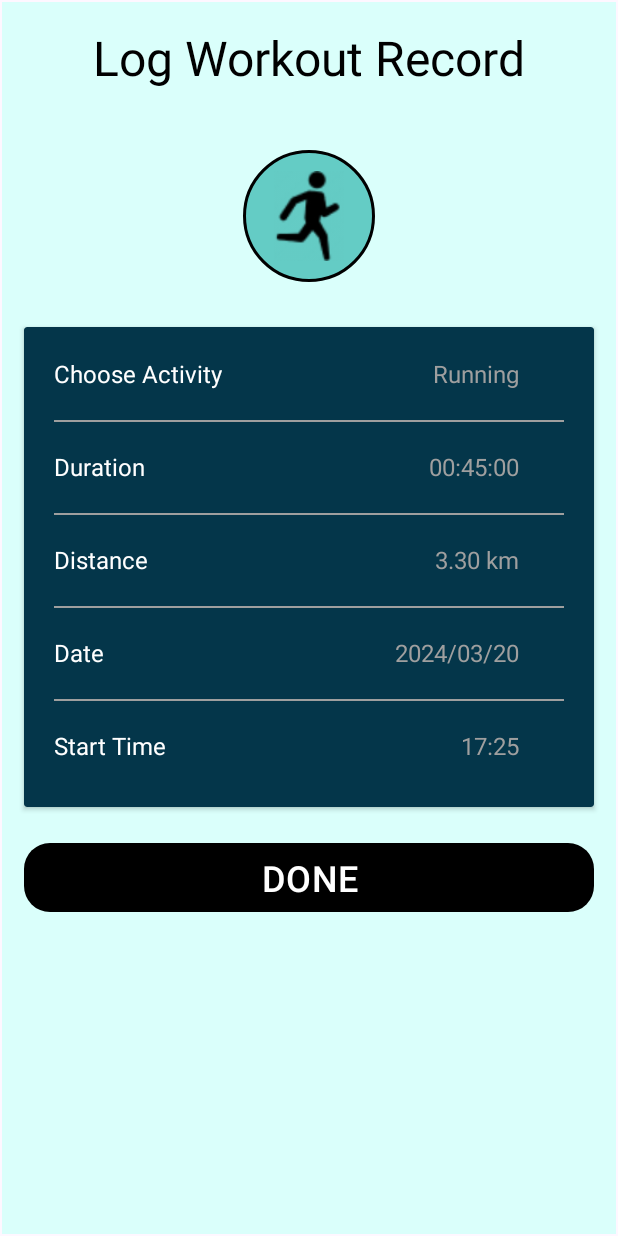
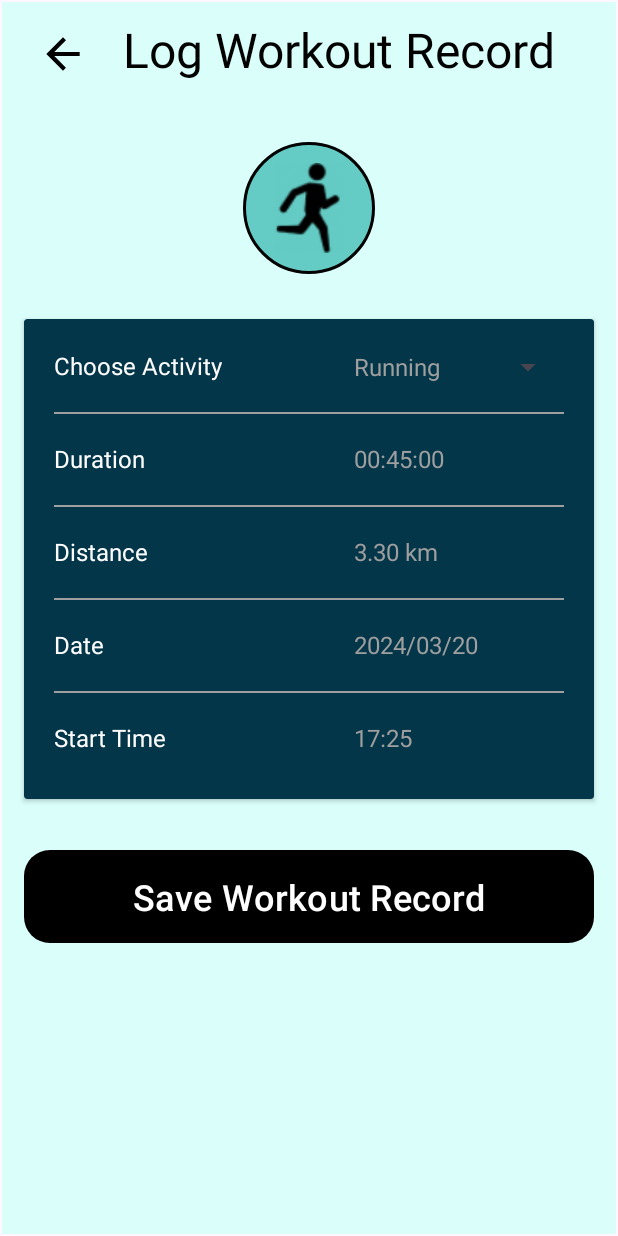
Before and after one commit to yii-meow/health-compass, an Android app: the log_workout_record screen opened through its navigation route, on a phone screen of 412 x 824 dp. Run offline under Robolectric (Android 15) with nearby library versions, the phone set to English and light mode, and no system bars; our stand-ins replace Firebase (no records; nobody signed in at launch, a user with empty details on screens opened directly).

Commit message:
log workout record

```diff
--- a/app/src/main/java/com/example/healthcompass/log_workout_record.kt
+++ b/app/src/main/java/com/example/healthcompass/log_workout_record.kt
@@ -5,12 +5,35 @@ import androidx.fragment.app.Fragment
 import android.view.LayoutInflater
 import android.view.View
 import android.view.ViewGroup
+import android.widget.ArrayAdapter
+import android.widget.Button
+import android.widget.Spinner
+import androidx.navigation.fragment.findNavController
+
 class log_workout_record : Fragment() {
     override fun onCreateView(
         inflater: LayoutInflater, container: ViewGroup?,
         savedInstanceState: Bundle?
     ): View? {
         // Inflate the layout for this fragment
-        return inflater.inflate(R.layout.fragment_log_workout_record, container, false)
+        val view = inflater.inflate(R.layout.fragment_log_workout_record, container, false)
+
+        val fitnessActivitiesSpinner = view.findViewById<Spinner>(R.id.spinnerFitnessActivities)
+
+        val adapter = ArrayAdapter.createFromResource(
+            requireContext(),
+            R.array.fitnessActivities,
+            R.layout.custom_spinner_item
+        )
+
+        adapter.setDropDownViewResource(android.R.layout.simple_spinner_item)
+
+        fitnessActivitiesSpinner.adapter = adapter
+
+        view.findViewById<Button>(R.id.btnBack).setOnClickListener {
+            findNavController().popBackStack()
+        }
+
+        return view
     }
 }
--- a/app/src/main/res/layout/custom_spinner_item.xml
+++ b/app/src/main/res/layout/custom_spinner_item.xml
@@ -1,9 +1,8 @@
 <?xml version="1.0" encoding="utf-8"?>
-<TextView
-    xmlns:android="http://schemas.android.com/apk/res/android"
+<TextView xmlns:android="http://schemas.android.com/apk/res/android"
     android:layout_width="match_parent"
     android:layout_height="wrap_content"
-    android:textSize="20sp"
-    android:gravity="left"
-    android:textColor="#FF0000"
-    android:padding="5dip" />
+    android:layout_gravity="right"
+    android:textColor="#9F9F9F"
+    android:textSize="16dp"
+    android:gravity="end"/>
--- a/app/src/main/res/layout/fragment_log_workout_record.xml
+++ b/app/src/main/res/layout/fragment_log_workout_record.xml
@@ -7,11 +7,25 @@
     android:background="#DAFFFB"
     tools:context=".log_workout_record">
 
+    <com.google.android.material.button.MaterialButton
+        android:id="@+id/btnBack"
+        android:layout_width="wrap_content"
+        android:layout_height="wrap_content"
+        android:layout_marginTop="8dp"
+        android:backgroundTint="#DAFFFB"
+        android:gravity="center_horizontal"
+        app:icon="@drawable/baseline_arrow_back_24"
+        app:iconSize="33dp"
+        app:iconTint="@color/black"
+        app:layout_constraintLeft_toLeftOf="parent"
+        app:layout_constraintTop_toTopOf="parent" />
+
     <TextView
         android:id="@+id/lblLogWorkoutRecord"
         android:layout_width="wrap_content"
         android:layout_height="wrap_content"
-        android:layout_marginTop="15dp"
+        android:layout_marginLeft="40dp"
+        android:layout_marginTop="10dp"
         android:text="Log Workout Record"
         android:textColor="@color/black"
         android:textSize="32dp"
@@ -62,13 +76,11 @@
                 app:layout_constraintLeft_toLeftOf="parent"
                 app:layout_constraintTop_toTopOf="parent" />
 
-            <TextView
-                android:id="@+id/tvActivity"
+            <Spinner
+                android:id="@+id/spinnerFitnessActivities"
                 android:layout_width="wrap_content"
                 android:layout_height="wrap_content"
-                android:layout_marginRight="30dp"
-                android:text="Running"
-                android:textColor="#9F9F9F"
+                android:text="Choose activity..."
                 android:textSize="16dp"
                 app:layout_constraintBaseline_toBaselineOf="@id/lblChooseActivity"
                 app:layout_constraintRight_toRightOf="parent" />
@@ -97,12 +109,11 @@
                 android:id="@+id/tvDuration"
                 android:layout_width="wrap_content"
                 android:layout_height="wrap_content"
-                android:layout_marginRight="30dp"
                 android:text="00:45:00"
                 android:textColor="#9F9F9F"
                 android:textSize="16dp"
                 app:layout_constraintBaseline_toBaselineOf="@id/lblDuration"
-                app:layout_constraintRight_toRightOf="parent" />
+                app:layout_constraintLeft_toLeftOf="@id/spinnerFitnessActivities" />
 
             <View
                 android:id="@+id/hr2"
@@ -128,12 +139,11 @@
                 android:id="@+id/tvDistance"
                 android:layout_width="wrap_content"
                 android:layout_height="wrap_content"
-                android:layout_marginRight="30dp"
                 android:text="3.30 km"
                 android:textColor="#9F9F9F"
                 android:textSize="16dp"
                 app:layout_constraintBaseline_toBaselineOf="@id/lblDistance"
-                app:layout_constraintRight_toRightOf="parent" />
+                app:layout_constraintLeft_toLeftOf="@id/spinnerFitnessActivities" />
 
             <View
                 android:id="@+id/hr3"
@@ -159,12 +169,11 @@
                 android:id="@+id/tvDate"
                 android:layout_width="wrap_content"
                 android:layout_height="wrap_content"
-                android:layout_marginRight="30dp"
                 android:text="2024/03/20"
                 android:textColor="#9F9F9F"
                 android:textSize="16dp"
                 app:layout_constraintBaseline_toBaselineOf="@id/lblDate"
-                app:layout_constraintRight_toRightOf="parent" />
+                app:layout_constraintLeft_toLeftOf="@id/spinnerFitnessActivities"/>
 
             <View
                 android:id="@+id/hr4"
@@ -190,21 +199,20 @@
                 android:id="@+id/tvStartTime"
                 android:layout_width="wrap_content"
                 android:layout_height="wrap_content"
-                android:layout_marginRight="30dp"
                 android:text="17:25"
                 android:textColor="#9F9F9F"
                 android:textSize="16dp"
                 app:layout_constraintBaseline_toBaselineOf="@id/lblStartTime"
-                app:layout_constraintRight_toRightOf="parent" />
+                app:layout_constraintLeft_toLeftOf="@id/spinnerFitnessActivities" />
 
         </androidx.constraintlayout.widget.ConstraintLayout>
     </androidx.cardview.widget.CardView>
 
     <com.google.android.material.button.MaterialButton
         android:layout_width="380dp"
-        android:layout_height="54dp"
-        android:layout_marginTop="20dp"
-        android:text="DONE"
+        android:layout_height="70dp"
+        android:layout_marginTop="30dp"
+        android:text="Save Workout Record"
         android:textSize="24dp"
         app:cornerRadius="17dp"
         app:layout_constraintLeft_toLeftOf="parent"
--- a/app/src/main/res/values/strings.xml
+++ b/app/src/main/res/values/strings.xml
@@ -8,4 +8,18 @@
         <item>Gain Weight</item>
         <item>Loss Weight</item>
     </string-array>
+
+    <string-array name="fitnessActivities">
+        <item>Running</item>
+        <item>Walking</item>
+        <item>Jogging</item>
+        <item>Badminton</item>
+        <item>Treadmill</item>
+        <item>Swimming</item>
+        <item>Cycling</item>
+        <item>Basketball</item>
+        <item>Tennis</item>
+        <item>Yoga</item>
+        <item>Free Training</item>
+    </string-array>
 </resources>
```
Also changed, not shown: app/src/main/java/com/example/healthcompass/data/FitnessActivity/FitnessActivityViewModel.kt (+4 -3 lines), app/src/main/java/com/example/healthcompass/fitness_routines_list.kt (+7 -0 lines), app/src/main/res/layout/fitness_view_holder.xml (+9 -8 lines), app/src/main/res/layout/fragment_fitness_routines_list.xml (+15 -0 lines).
